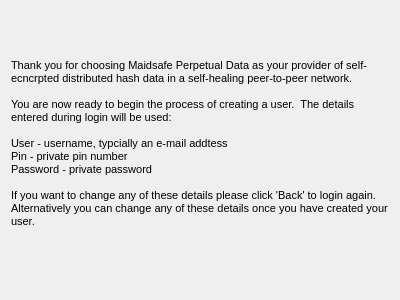
The window that src/qt/ui/create_page_welcome.ui (maidsafe-archive/MaidSafe-Encrypt) describes before a commit, drawn with Qt 5.
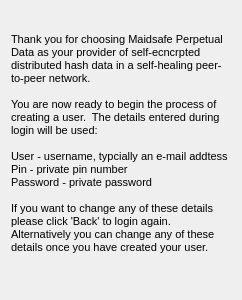
The same window after the commit.

Diff of the .ui file:
```diff
--- a/src/qt/ui/create_page_welcome.ui
+++ b/src/qt/ui/create_page_welcome.ui
@@ -6,7 +6,7 @@
    <rect>
     <x>0</x>
     <y>0</y>
-    <width>400</width>
+    <width>242</width>
     <height>300</height>
    </rect>
   </property>
```
